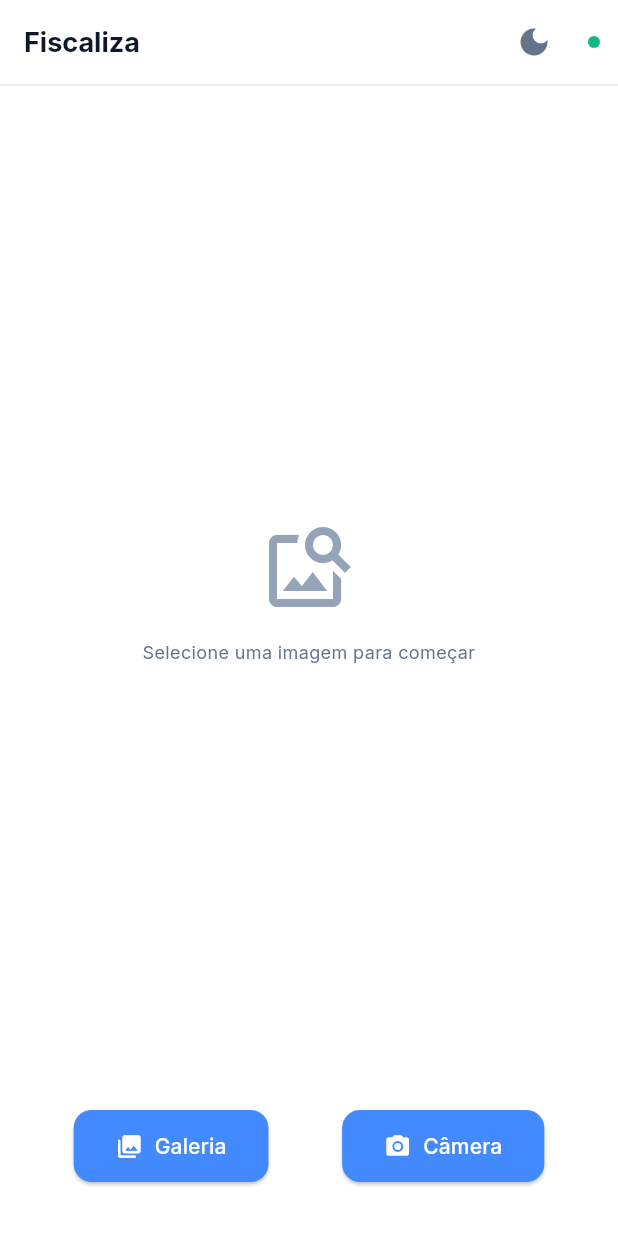
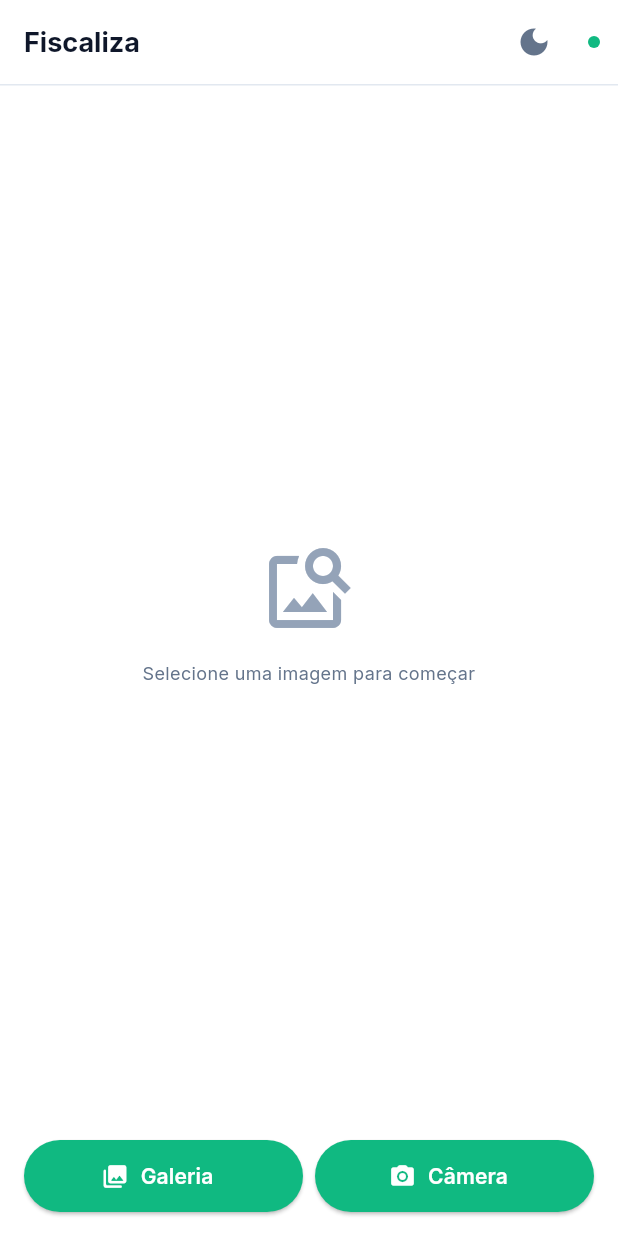
Before and after one commit to joao-Pedro26/App-teste-deteccao---Flutter, a Flutter app: the screen it shows after launch, on a phone screen of 412 x 824 dp. Run offline on Flutter 3.47's test engine with Material 3 defaults, Android fonts, the phone set to English and light mode, and no system bars; our stand-ins replace google_fonts, image_picker; missing offline and left inert: tflite_flutter; statements that could not run were skipped.

Commit message:
feat: FAB pills, ghost toolbar, Detectar button, manual box controls
Co-Authored-By: Claude Opus 4.7 <noreply@anthropic.com>

```diff
--- a/lib/main.dart
+++ b/lib/main.dart
@@ -399,6 +399,28 @@ class _YoloAppState extends State<YoloApp> {
     });
   }
 
+  ButtonStyle _ghostButtonStyle({
+    required bool isActive,
+    required ColorScheme colorScheme,
+    required bool isDarkMode,
+  }) {
+    if (isActive) {
+      return OutlinedButton.styleFrom(
+        side: const BorderSide(color: AppTheme.emerald, width: 1.5),
+        shape: RoundedRectangleBorder(borderRadius: BorderRadius.circular(8)),
+        minimumSize: const Size.fromHeight(40),
+        backgroundColor: isDarkMode ? AppTheme.activeDarkBg : AppTheme.activeLightBg,
+        foregroundColor: isDarkMode ? AppTheme.activeDarkText : AppTheme.activeLightText,
+      );
+    }
+    return OutlinedButton.styleFrom(
+      side: BorderSide(color: colorScheme.outline, width: 1.5),
+      shape: RoundedRectangleBorder(borderRadius: BorderRadius.circular(8)),
+      minimumSize: const Size.fromHeight(40),
+      foregroundColor: colorScheme.onSurfaceVariant,
+    );
+  }
+
   /// Handler para tap na imagem (modo edição)
   void _handleImageTap(Offset tapPosition) {
     if (!_isEditMode) return;
@@ -772,122 +794,159 @@ class _YoloAppState extends State<YoloApp> {
 
           // --- Botões ---
           Padding(
-            padding: const EdgeInsets.only(bottom: 36, top: 8),
+            padding: const EdgeInsets.only(bottom: 16),
             child: Column(
               mainAxisSize: MainAxisSize.min,
               children: [
-                // Botão de processar (aparece quando aguardando região ou em modo região)
-                if (_imageFile != null && (_awaitingRegionSelection || _isRegionMode) && !_isProcessing)
+                // A) Manual box Confirm/Cancel (replaces toolbar + FABs)
+                if (_isManualBoxActive)
                   Padding(
-                    padding: const EdgeInsets.only(bottom: 12),
-                    child: ElevatedButton.icon(
-                      onPressed: _confirmRegionAndProcess,
-                      icon: const Icon(Icons.check),
-                      label: Text(_savedRegions.isEmpty ? 'Processar Imagem' : 'Processar ${_savedRegions.length} Área(s)'),
-                      style: ElevatedButton.styleFrom(
-                        backgroundColor: Colors.green,
-                        foregroundColor: Colors.white,
-                        padding: const EdgeInsets.symmetric(horizontal: 28, vertical: 14),
-                        shape: RoundedRectangleBorder(borderRadius: BorderRadius.circular(12)),
+                    padding: const EdgeInsets.fromLTRB(16, 0, 16, 8),
+                    child: Row(
+                      children: [
+                        Expanded(
+                          child: OutlinedButton.icon(
+                            onPressed: _confirmManualBox,
+                            icon: const Icon(Icons.check),
+                            label: const Text('Confirmar'),
+                            style: OutlinedButton.styleFrom(
+                              side: const BorderSide(color: AppTheme.emerald, width: 1.5),
+                              shape: RoundedRectangleBorder(borderRadius: BorderRadius.circular(8)),
+                              minimumSize: const Size.fromHeight(40),
+                              backgroundColor: widget.isDarkMode ? AppTheme.activeDarkBg : AppTheme.activeLightBg,
+                              foregroundColor: widget.isDarkMode ? AppTheme.activeDarkText : AppTheme.activeLightText,
+                            ),
+                          ),
+                        ),
+                        const SizedBox(width: 8),
+                        Expanded(
+                          child: OutlinedButton.icon(
+                            onPressed: _cancelManualBox,
+                            icon: const Icon(Icons.close),
+                            label: const Text('Cancelar'),
+                            style: OutlinedButton.styleFrom(
+                              side: BorderSide(color: AppTheme.errorRed, width: 1.5),
+                              shape: RoundedRectangleBorder(borderRadius: BorderRadius.circular(8)),
+                              minimumSize: const Size.fromHeight(40),
+                              backgroundColor: AppTheme.errorRed.withValues(alpha: 0.10),
+                              foregroundColor: AppTheme.errorRed,
+                            ),
+                          ),
+                        ),
+                      ],
+                    ),
+                  ),
+
+                // B) Detectar button (process button)
+                if (!_isManualBoxActive && _imageFile != null && (_awaitingRegionSelection || _isRegionMode) && !_isProcessing)
+                  Padding(
+                    padding: const EdgeInsets.fromLTRB(16, 0, 16, 8),
+                    child: SizedBox(
+                      width: double.infinity,
+                      height: 48,
+                      child: ElevatedButton.icon(
+                        onPressed: _confirmRegionAndProcess,
+                        icon: const Icon(Icons.check),
+                        label: Text(
+                          _savedRegions.isEmpty ? 'Detectar' : 'Detectar ${_savedRegions.length} Área(s)',
+                        ),
+                        style: ElevatedButton.styleFrom(
+                          backgroundColor: AppTheme.emerald,
+                          foregroundColor: Colors.white,
+                          textStyle: AppTheme.buttonStyle,
+                          shape: RoundedRectangleBorder(borderRadius: BorderRadius.circular(50)),
+                        ),
                       ),
                     ),
                   ),
 
-                // Botões de modo (linha superior)
-                if (_imageFile != null && !_awaitingRegionSelection)
+                // C) Ghost toolbar
+                if (_imageFile != null && !_isManualBoxActive && !_awaitingRegionSelection && !_isRegionMode)
                   Padding(
-                    padding: const EdgeInsets.only(bottom: 12),
+                    padding: const EdgeInsets.fromLTRB(16, 0, 16, 8),
                     child: Row(
-                      mainAxisAlignment: MainAxisAlignment.spaceEvenly,
                       children: [
-                        _ToggleActionButton(
-                          icon: Icons.crop_free,
-                          label: 'Selecionar Área',
-                          isActive: _isRegionMode,
-                          onTap: () {
-                            setState(() {
+                        Expanded(
+                          child: OutlinedButton.icon(
+                            onPressed: () => setState(() {
                               _isRegionMode = !_isRegionMode;
                               if (_isRegionMode) _isEditMode = false;
-                            });
-                          },
+                            }),
+                            icon: const Icon(Icons.crop_free, size: 18),
+                            label: const Text('Selecionar Área'),
+                            style: _ghostButtonStyle(isActive: _isRegionMode, colorScheme: colorScheme, isDarkMode: widget.isDarkMode),
+                          ),
                         ),
-                        _ToggleActionButton(
-                          icon: Icons.edit,
-                          label: 'Editar',
-                          isActive: _isEditMode,
-                          onTap: () {
-                            setState(() {
+                        const SizedBox(width: 8),
+                        Expanded(
+                          child: OutlinedButton.icon(
+                            onPressed: () => setState(() {
                               _isEditMode = !_isEditMode;
                               if (_isEditMode) _isRegionMode = false;
-                            });
-                          },
+                            }),
+                            icon: const Icon(Icons.edit, size: 18),
+                            label: const Text('Editar'),
+                            style: _ghostButtonStyle(isActive: _isEditMode, colorScheme: colorScheme, isDarkMode: widget.isDarkMode),
+                          ),
                         ),
-                        if (_isEditMode)
-                          IconButton(
-                            icon: Icon(
-                              Icons.undo,
-                              color: _undoStack.isNotEmpty ? Colors.white : Colors.white30,
-                            ),
-                            onPressed: _undoStack.isNotEmpty ? _undo : null,
-                            tooltip: 'Desfazer',
-                            style: IconButton.styleFrom(
-                              backgroundColor: _undoStack.isNotEmpty
-                                  ? Colors.blueAccent.withAlpha(77)
-                                  : Colors.transparent,
+                        if (_isEditMode && _undoStack.isNotEmpty)
+                          Padding(
+                            padding: const EdgeInsets.only(left: 8),
+                            child: SizedBox(
+                              width: 40,
+                              height: 40,
+                              child: OutlinedButton(
+                                onPressed: _undo,
+                                style: OutlinedButton.styleFrom(
+                                  side: BorderSide(color: colorScheme.outline, width: 1.5),
+                                  shape: RoundedRectangleBorder(borderRadius: BorderRadius.circular(8)),
+                                  padding: EdgeInsets.zero,
+                                  foregroundColor: colorScheme.onSurfaceVariant,
+                                ),
+                                child: const Icon(Icons.undo, size: 18),
+                              ),
                             ),
                           ),
                       ],
                     ),
                   ),
-                // Botões de confirmar/cancelar caixa manual
-                if (_isManualBoxActive)
+
+                // D) FAB row
+                if (!_isManualBoxActive)
                   Padding(
-                    padding: const EdgeInsets.only(bottom: 12),
+                    padding: const EdgeInsets.symmetric(horizontal: 16),
                     child: Row(
-                      mainAxisAlignment: MainAxisAlignment.center,
                       children: [
-                        ElevatedButton.icon(
-                          onPressed: _confirmManualBox,
-                          icon: const Icon(Icons.check),
-                          label: const Text('Confirmar'),
-                          style: ElevatedButton.styleFrom(
-                            backgroundColor: Colors.green,
-                            foregroundColor: Colors.white,
-                            padding: const EdgeInsets.symmetric(horizontal: 28, vertical: 14),
-                            shape: RoundedRectangleBorder(borderRadius: BorderRadius.circular(12)),
+                        Expanded(
+                          child: ElevatedButton.icon(
+                            onPressed: () => _processImage(ImageSource.gallery),
+                            icon: const Icon(Icons.photo_library_rounded),
+                            label: Text('Galeria', style: AppTheme.buttonStyle),
+                            style: ElevatedButton.styleFrom(
+                              backgroundColor: AppTheme.emerald,
+                              foregroundColor: Colors.white,
+                              minimumSize: const Size.fromHeight(48),
+                              shape: RoundedRectangleBorder(borderRadius: BorderRadius.circular(50)),
+                            ),
                           ),
                         ),
-                        const SizedBox(width: 16),
-                        ElevatedButton.icon(
-                          onPressed: _cancelManualBox,
-                          icon: const Icon(Icons.close),
-                          label: const Text('Cancelar'),
-                          style: ElevatedButton.styleFrom(
-                            backgroundColor: Colors.red,
-                            foregroundColor: Colors.white,
-                            padding: const EdgeInsets.symmetric(horizontal: 28, vertical: 14),
-                            shape: RoundedRectangleBorder(borderRadius: BorderRadius.circular(12)),
+                        const SizedBox(width: 8),
+                        Expanded(
+                          child: ElevatedButton.icon(
+                            onPressed: () => _processImage(ImageSource.camera),
+                            icon: const Icon(Icons.camera_alt_rounded),
+                            label: Text('Câmera', style: AppTheme.buttonStyle),
+                            style: ElevatedButton.styleFrom(
+                              backgroundColor: AppTheme.emerald,
+                              foregroundColor: Colors.white,
+                              minimumSize: const Size.fromHeight(48),
+                              shape: RoundedRectangleBorder(borderRadius: BorderRadius.circular(50)),
+                            ),
                           ),
                         ),
                       ],
                     ),
                   ),
-                // Botões de ação (linha inferior)
-                Row(
-                  mainAxisAlignment: MainAxisAlignment.spaceEvenly,
-                  children: [
-                    _ActionButton(
-                      icon: Icons.photo_library_rounded,
-                      label: 'Galeria',
-                      onTap: () => _processImage(ImageSource.gallery),
-                    ),
-                    _ActionButton(
-                      icon: Icons.camera_alt_rounded,
-                      label: 'Câmera',
-                      onTap: () => _processImage(ImageSource.camera),
-                    ),
-                  ],
-                ),
               ],
             ),
           ),
@@ -950,61 +1009,3 @@ class _RegionSelectorPainter extends CustomPainter {
   bool shouldRepaint(covariant _RegionSelectorPainter oldDelegate) =>
       oldDelegate.savedRegions != savedRegions || oldDelegate.draggingRegion != draggingRegion;
 }
-
-class _ActionButton extends StatelessWidget {
-  final IconData icon;
-  final String label;
-  final VoidCallback onTap;
-
-  const _ActionButton({
-    required this.icon,
-    required this.label,
-    required this.onTap,
-  });
-
-  @override
-  Widget build(BuildContext context) {
-    return ElevatedButton.icon(
-      onPressed: onTap,
-      icon: Icon(icon),
-      label: Text(label),
-      style: ElevatedButton.styleFrom(
-        backgroundColor: Colors.blueAccent,
-        foregroundColor: Colors.white,
-        padding: const EdgeInsets.symmetric(horizontal: 28, vertical: 14),
-        shape: RoundedRectangleBorder(borderRadius: BorderRadius.circular(12)),
-      ),
-    );
-  }
-}
-
-/// Botão de toggle para modos especiais
-class _ToggleActionButton extends StatelessWidget {
-  final IconData icon;
-  final String label;
-  final VoidCallback onTap;
-  final bool isActive;
-
-  const _ToggleActionButton({
-    required this.icon,
-    required this.label,
-    required this.onTap,
-    this.isActive = false,
-  });
-
-  @override
-  Widget build(BuildContext context) {
-    return ElevatedButton.icon(
-      onPressed: onTap,
-      icon: Icon(icon, color: isActive ? Colors.yellow : null),
-      label: Text(label, style: TextStyle(fontWeight: isActive ? FontWeight.bold : null)),
-      style: ElevatedButton.styleFrom(
-        backgroundColor: isActive ? Colors.orange : Colors.blueAccent,
-        foregroundColor: Colors.white,
-        padding: const EdgeInsets.symmetric(horizontal: 20, vertical: 14),
-        shape: RoundedRectangleBorder(borderRadius: BorderRadius.circular(12)),
-        elevation: isActive ? 4 : 2,
-      ),
-    );
-  }
-}
```
